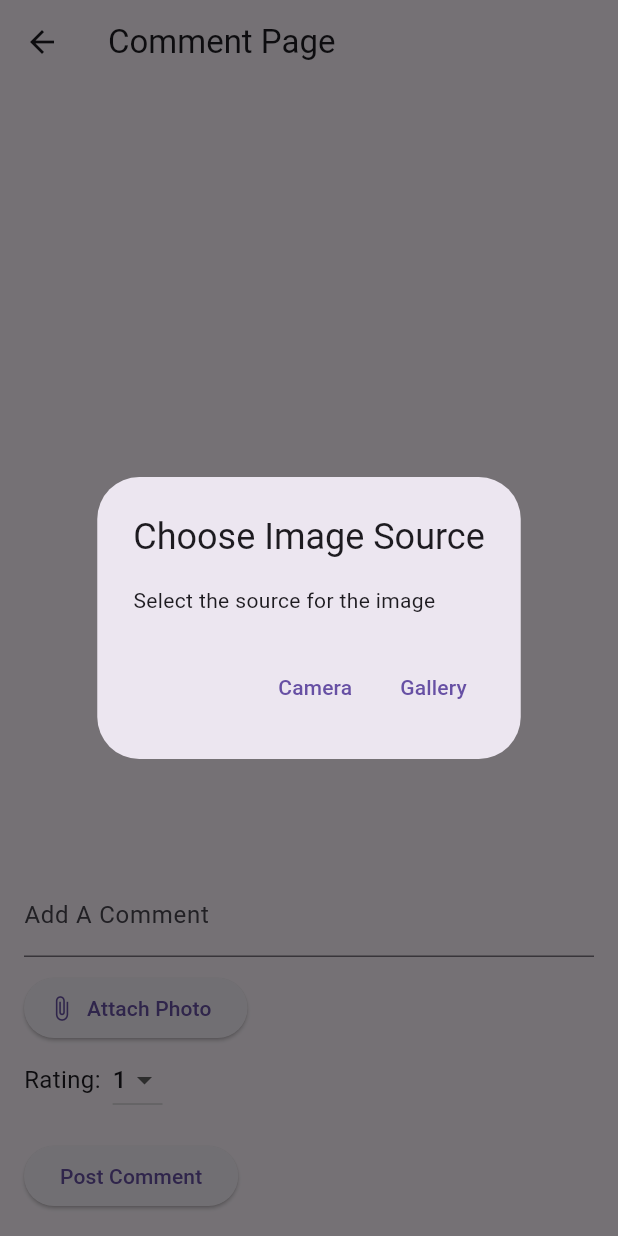
After one commit to ibr14060/Cosmetics-E-commerce-Flutter, a Flutter app: the Comments screen opened by its route, after a tap on "Attach Photo", on a phone screen of 412 x 824 dp. The commit adds this screen. Run offline on Flutter 3.47's test engine with Material 3 defaults, Android fonts, the phone set to English and light mode, and no system bars; our stand-ins replace firebase_auth, firebase_core, firebase_database, firebase_messaging, flutter_rating_bar, font_awesome_flutter and 2 more; accounts and stored records are empty; network calls fail.

Commit message:
comment page

```diff
--- /dev/null
+++ b/lib/Pages/Comments.dart
@@ -0,0 +1,371 @@
+import 'dart:io';
+import 'package:cosmetics_project/auth.dart';
+import 'package:firebase_auth/firebase_auth.dart';
+import 'package:flutter/material.dart';
+import 'package:image_picker/image_picker.dart';
+import 'package:firebase_messaging/firebase_messaging.dart';
+import 'package:http/http.dart' as http;
+import 'dart:convert';
+
+class Comments extends StatefulWidget {
+  const Comments({
+    Key? key,
+    required this.title,
+    required this.postName,
+    required this.username,
+  });
+  final String username;
+  final String title;
+  final String postName;
+  @override
+  State<Comments> createState() => CommentsState();
+}
+
+class CommentsState extends State<Comments> {
+  List<Map<String, dynamic>> commentData = [];
+  String experience = '';
+  File? _image;
+  int rating = 1;
+
+  void initState() {
+    super.initState();
+    fetchcomments(); // Fetch posts when the page is initialized
+  }
+
+  Future<void> postComment() async {
+    try {
+      final User? user = Auth().currentUser;
+      if (user == null) {
+        print('User not logged in');
+        return;
+      }
+      String imageBase64 = '';
+
+      if (_image != null) {
+        List<int> imageBytes = await _image!.readAsBytes();
+        imageBase64 = base64Encode(imageBytes);
+      }
+
+      final response = await http.post(
+        Uri.parse(
+            'https://mobileproject12-d6fad-default-rtdb.firebaseio.com/Products/${widget.postName}/ProductComments.json'),
+        body: json.encode({
+          'Experience': experience,
+          '_image': imageBase64,
+          'Rating': rating,
+          'UserName': user.email,
+        }),
+      );
+
+      if (response.statusCode == 200) {
+        sendNotificationToUser();
+        // Comment posted successfully
+        print('Comment posted successfully');
+        showDialog(
+          context: context,
+          builder: (BuildContext context) {
+            return AlertDialog(
+              title: Text('Success'),
+              content: Text('Comment Posted successfully.'),
+              actions: <Widget>[
+                TextButton(
+                  child: Text('OK'),
+                  onPressed: () {
+                    Navigator.of(context).pop();
+                  },
+                ),
+              ],
+            );
+          },
+        );
+        // You can fetch the updated comments again by calling fetchcomments() if needed
+      } else {
+        print('Failed to post comment: ${response.statusCode}');
+      }
+    } catch (error) {
+      print('Error posting comment: $error');
+    }
+  }
+
+  Future<void> fetchcomments() async {
+    try {
+      final response = await http.get(Uri.parse(
+          'https://mobileproject12-d6fad-default-rtdb.firebaseio.com/Products/${widget.postName}/ProductComments.json'));
+
+      if (response.statusCode == 200) {
+        final Map<String, dynamic> jsonData = json.decode(response.body);
+
+        // Clear existing comment data
+        commentData.clear();
+
+        jsonData.forEach((key, value) {
+          final Map<String, dynamic> comment = {
+            'id': key,
+            'Experience': value['Experience'],
+            '_image': value['_image'],
+            'Rating': value['Rating'],
+            'UserName': value['UserName'],
+          };
+
+          commentData.add(comment);
+        });
+
+        setState(() {});
+      } else {
+        print('Failed to fetch COMMENTS: ${response.statusCode}');
+      }
+    } catch (error) {
+      print('Error fetching COMMENTS: $error');
+    }
+  }
+
+  //
+  Future<void> sendNotificationToUser() async {
+    try {
+      final response = await http.get(
+          Uri.parse('https://your-firebase-project.firebaseio.com/users.json'));
+
+      if (response.statusCode == 200) {
+        final Map<String, dynamic> jsonData = json.decode(response.body);
+
+        jsonData.forEach((key, value) async {
+          // Replace `postOwnerId` with the ID of the user who posted the commented post
+          if (key == widget.postName) {
+            final String fcmToken = value['fcmToken'];
+
+            final message = {
+              'notification': {
+                'title': 'New Comment',
+                'body': 'Someone commented on your post.',
+              },
+              'token': fcmToken,
+            };
+
+            final response = await http.post(
+              Uri.parse('https://fcm.googleapis.com/fcm/send'),
+              headers: {
+                'Content-Type': 'application/json',
+                'Authorization': 'key=YOUR_SERVER_KEY',
+              },
+              body: json.encode(message),
+            );
+
+            if (response.statusCode == 200) {
+              print('Notification sent successfully.');
+            } else {
+              print('Failed to send notification: ${response.statusCode}');
+            }
+          }
+        });
+      } else {
+        print('Failed to fetch users: ${response.statusCode}');
+      }
+    } catch (error) {
+      print('Error sending notification: $error');
+    }
+  }
+
+//
+  Future<void> _pickImage(ImageSource source) async {
+    final pickedImage = await ImagePicker().pickImage(source: source);
+    setState(() {
+      if (pickedImage != null) {
+        _image = File(pickedImage.path);
+      }
+    });
+  }
+
+  void _removeImage() {
+    setState(() {
+      _image = null;
+    });
+  }
+
+  @override
+  Widget build(BuildContext context) {
+    return Scaffold(
+      appBar: AppBar(
+        title: Text(widget.title),
+      ),
+      body: Column(
+        crossAxisAlignment: CrossAxisAlignment.start,
+        children: [
+          SizedBox(height: 16),
+          Expanded(
+            child: ListView.builder(
+              itemCount: commentData.length,
+              itemBuilder: (context, index) {
+                final post = commentData[index];
+
+                return Card(
+                  shape: RoundedRectangleBorder(
+                    borderRadius: BorderRadius.circular(8.0),
+                    side: BorderSide(
+                      color: Color.fromARGB(255, 153, 153, 153),
+                      width: 1,
+                    ),
+                  ),
+                  elevation: 2,
+                  margin: EdgeInsets.symmetric(vertical: 8, horizontal: 16),
+                  child: Padding(
+                    padding: EdgeInsets.all(16),
+                    child: Column(
+                      crossAxisAlignment: CrossAxisAlignment.start,
+                      children: [
+                        SizedBox(height: 8),
+                        Text(
+                          ' ${post['UserName']}',
+                          style: TextStyle(fontSize: 16),
+                        ),
+                        SizedBox(height: 8),
+                        Text(
+                          'Comment: ${post['Experience']}',
+                          style: TextStyle(fontSize: 16),
+                        ),
+                        SizedBox(height: 16),
+                        if (post['_image'] != null && post['_image'] != '')
+                          Container(
+                            height: 200,
+                            width: double.infinity,
+                            child: Image.memory(
+                              base64Decode(post['_image']),
+                              fit: BoxFit.cover,
+                            ),
+                          ),
+                        SizedBox(height: 16),
+                        Row(
+                          children: [
+                            Icon(
+                              Icons.star,
+                              color: Color.fromARGB(255, 218, 200, 46),
+                              size: 22,
+                            ),
+                            SizedBox(width: 4),
+                            Text(
+                              'Rating: ${post['Rating']} out of 5',
+                              style: TextStyle(fontSize: 16),
+                            ),
+                          ],
+                        )
+                      ],
+                    ),
+                  ),
+                );
+              },
+            ),
+          ),
+          // Add comment form
+          Padding(
+            padding: EdgeInsets.all(16),
+            child: Column(
+              crossAxisAlignment: CrossAxisAlignment.start,
+              children: [
+                SizedBox(height: 10),
+                TextFormField(
+                  decoration: InputDecoration(
+                    labelText: 'Add A Comment',
+                  ),
+                  onChanged: (value) {
+                    setState(() {
+                      experience = value;
+                    });
+                  },
+                ),
+                SizedBox(height: 10),
+                Row(
+                  mainAxisAlignment: MainAxisAlignment.spaceBetween,
+                  children: [
+                    ElevatedButton.icon(
+                      onPressed: () {
+                        showDialog(
+                          context: context,
+                          builder: (BuildContext context) {
+                            return AlertDialog(
+                              title: Text('Choose Image Source'),
+                              content: Text('Select the source for the image'),
+                              actions: <Widget>[
+                                TextButton(
+                                  child: Text('Camera'),
+                                  onPressed: () {
+                                    _pickImage(ImageSource.camera);
+                                    Navigator.of(context).pop();
+                                  },
+                                ),
+                                TextButton(
+                                  child: Text('Gallery'),
+                                  onPressed: () {
+                                    _pickImage(ImageSource.gallery);
+                                    Navigator.of(context).pop();
+                                  },
+                                ),
+                              ],
+                            );
+                          },
+                        );
+                      },
+                      icon: Icon(Icons.attach_file),
+                      label: Text('Attach Photo'),
+                    ),
+                    SizedBox(height: 10.0),
+                    Container(
+                      alignment: Alignment.center,
+                      child: _image != null
+                          ? Image.file(
+                              _image!,
+                              height: 150.0,
+                              width: 150.0,
+                            )
+                          : SizedBox.shrink(),
+                    ),
+                    if (_image != null)
+                      Positioned(
+                        top: 0,
+                        right: 0,
+                        child: IconButton(
+                          icon: Icon(
+                            Icons.delete,
+                            color: Colors.red,
+                          ),
+                          onPressed: _removeImage,
+                        ),
+                      ),
+                  ],
+                ),
+                Row(
+                  children: [
+                    Text(
+                      'Rating:',
+                      style: TextStyle(fontSize: 16),
+                    ),
+                    SizedBox(width: 8),
+                    DropdownButton<int>(
+                      value: rating,
+                      onChanged: (value) {
+                        setState(() {
+                          rating = value!;
+                        });
+                      },
+                      items: [1, 2, 3, 4, 5].map((int value) {
+                        return DropdownMenuItem<int>(
+                          value: value,
+                          child: Text(value.toString()),
+                        );
+                      }).toList(),
+                    ),
+                  ],
+                ),
+                SizedBox(height: 16),
+                ElevatedButton(
+                  onPressed: () {
+                    postComment();
+                  },
+                  child: Text('Post Comment'),
+                ),
+              ],
+            ),
+          ),
+        ],
+      ),
+    );
+  }
+}
--- a/lib/Pages/Home_Page.dart
+++ b/lib/Pages/Home_Page.dart
@@ -1,4 +1,5 @@
 import 'dart:convert';
+import 'package:cosmetics_project/Pages/Comments.dart';
 import 'package:flutter/cupertino.dart';
 import 'package:flutter_rating_bar/flutter_rating_bar.dart';
 import 'package:flutter/material.dart';
@@ -7,6 +8,7 @@ import 'package:cosmetics_project/auth.dart';
 import 'package:http/http.dart' as http;
 import 'package:cupertino_icons/cupertino_icons.dart';
 import 'package:font_awesome_flutter/font_awesome_flutter.dart';
+import 'package:line_icons/line_icons.dart';
 
 class HomePage extends StatefulWidget {
   HomePage({Key? key, required this.title, required this.username})
@@ -554,18 +556,18 @@ class HomePageState extends State<HomePage> {
                                       ElevatedButton.icon(
                                         onPressed: () {
                                           print(post['id']);
-/*
+
                                           Navigator.push(
                                             context,
                                             MaterialPageRoute(
-                                      builder: (context) => CommentPage(
+                                                builder: (context) => Comments(
                                                       title: 'Comment Page',
-                                            postName: post['name'],
-                                            username: widget
-                                                .username, // Pass the post['name'] as an attribute
+                                                      postName: post['id'],
+                                                      username: user
+                                                          .email!, // Pass the post['name'] as an attribute
                                                     )),
                                           );
-*/
+
                                           // Handle the comment button click
                                           print('Comment button clicked');
                                         },
--- a/lib/main.dart
+++ b/lib/main.dart
@@ -2,6 +2,7 @@ import 'package:flutter/material.dart';
 import 'package:firebase_core/firebase_core.dart';
 import 'package:cosmetics_project/Pages/Login.dart';
 import 'Pages/Home_Page.dart';
+import 'Pages/Comments.dart';
 
 void main() async {
   WidgetsFlutterBinding.ensureInitialized();
@@ -32,6 +33,11 @@ class MyApp extends StatelessWidget {
               title: 'Home Page',
               username: '_usernameController',
             ),
+        '/CommentPage': (dummyCtx) => Comments(
+              title: 'Comment Page',
+              postName: 'post1',
+              username: '_usernameController',
+            )
       },
     );
   }
--- a/pubspec.yaml
+++ b/pubspec.yaml
@@ -41,6 +41,9 @@ dependencies:
   flutter_rating_bar: ^4.0.1
   firebase_database: ^10.5.5
   font_awesome_flutter: ^10.7.0
+  firebase_messaging: ^14.9.3
+  image_picker: ^1.1.1
+  line_icons: ^2.0.3
 
 dev_dependencies:
   flutter_test:
```
Also changed, not shown: pubspec.lock, 5 other files. Lines whose indentation alone changed are shown as unchanged.
